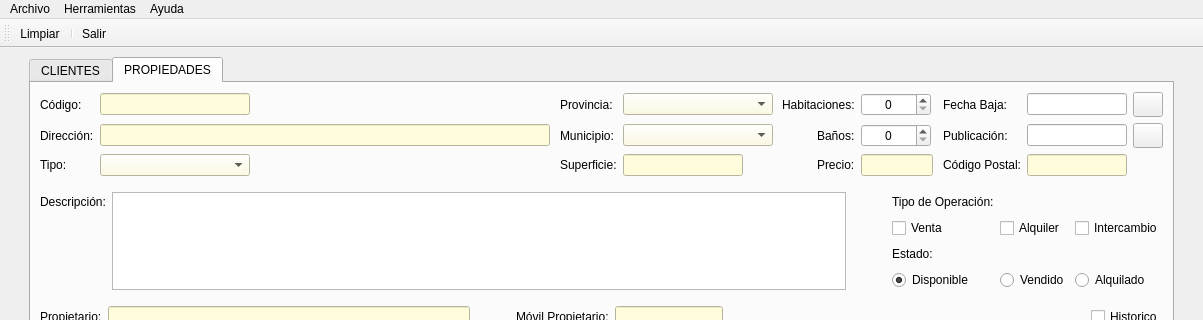
Above: templates/venPrincipal.ui from AmarinoLama/desarrolloInterfaces_Proyecto before the change; both pictures show x 0 to 1203 and y 0 to 320 of the 1203 by 841 pixel window. Below: the same form after it.
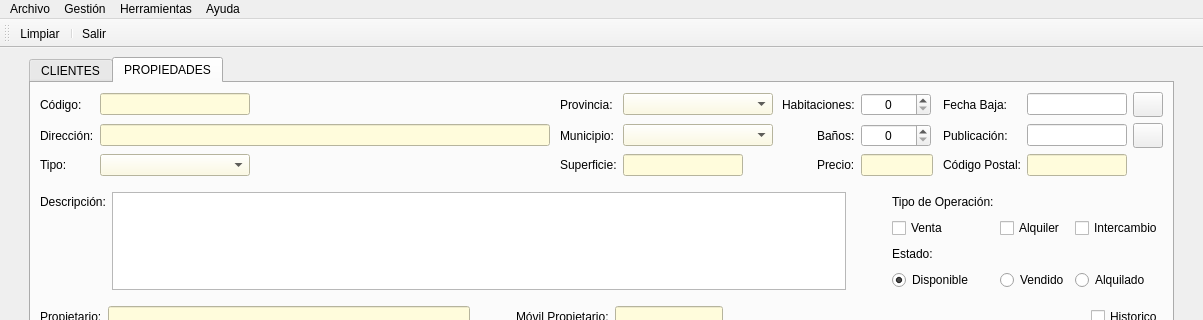
That is the form after the change. Icons and pictures are not drawn.

```diff
--- a/templates/venPrincipal.ui
+++ b/templates/venPrincipal.ui
@@ -1582,7 +1582,14 @@
      <string>Ayuda</string>
     </property>
    </widget>
+   <widget class="QMenu" name="menuGesti_n">
+    <property name="title">
+     <string>Gestión</string>
+    </property>
+    <addaction name="actionTipo_Propiedades"/>
+   </widget>
    <addaction name="menuArchivo"/>
+   <addaction name="menuGesti_n"/>
    <addaction name="menuHerramientas"/>
    <addaction name="menuAyuda"/>
   </widget>
```
Left out of the diff: 5 changed lines with no effect on the pictures.
